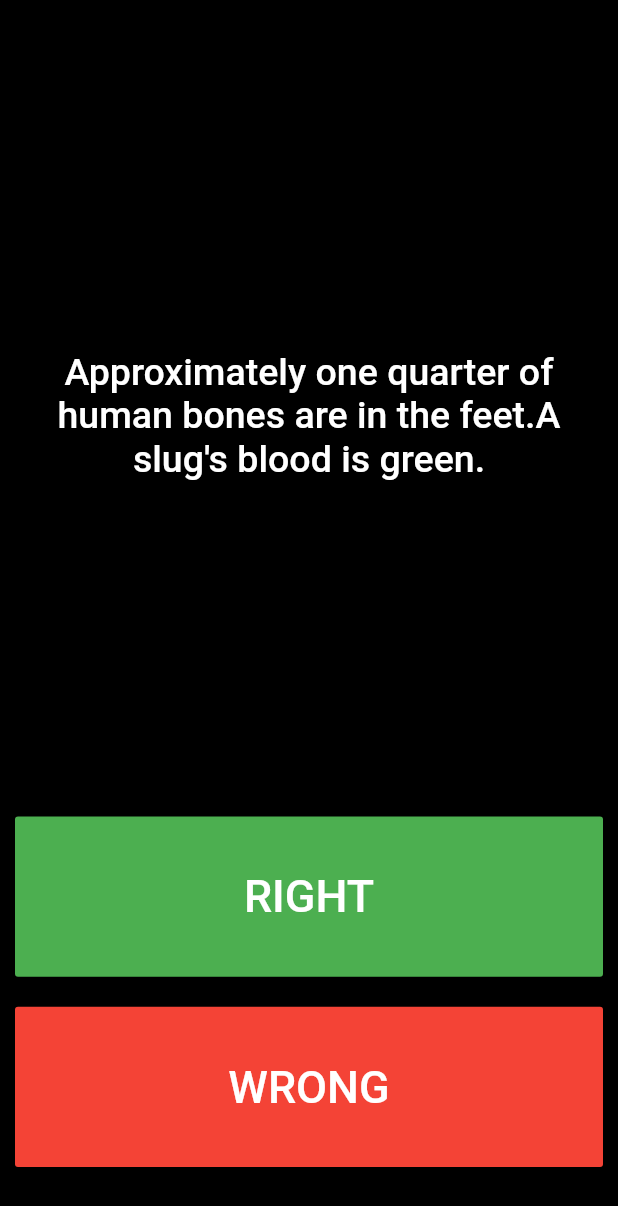
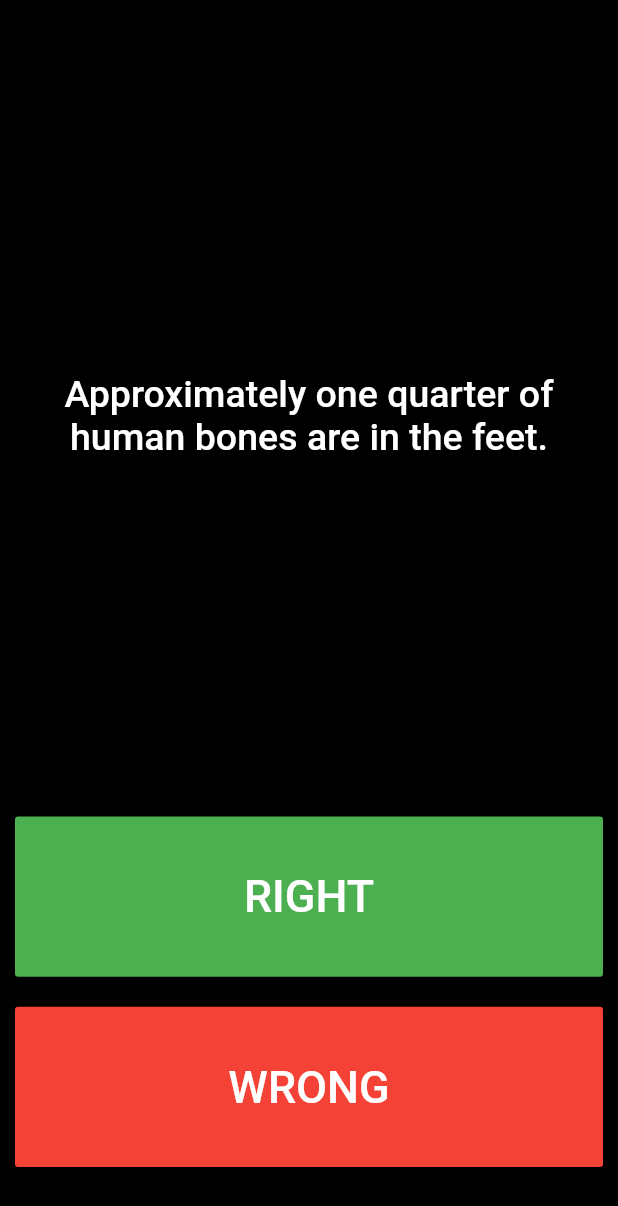
Before and after one commit to matatoMatata94/quizzly, a Flutter app: the screen it shows after launch, after a tap on "RIGHT", on a phone screen of 412 x 824 dp. Shown: the top 1206 px of the screen. Run offline on Flutter 3.47's test engine with Material 2 defaults, Android fonts, the phone set to English and light mode, and no system bars.

```diff
--- a/lib/main.dart
+++ b/lib/main.dart
@@ -1,5 +1,6 @@
 import 'package:flutter/cupertino.dart';
 import 'package:flutter/material.dart';
+import 'package:quizzly/questions.dart';
 
 void main() => runApp(Quizzly());
 
@@ -12,14 +13,21 @@ class Quizzly extends StatefulWidget {
 
 class _QuizzlyState extends State<Quizzly> {
   List<Icon> answers = [];
-  List<String> questions = [
-    'You can lead a cow down stairs but not up stairs.',
-    'Approximately one quarter of human bones are in the feet.'
-        'A slug\'s blood is green.'
+
+  List<Question> questions = [
+    Question(q: 'You can lead a cow down stairs but not up stairs.', a: false),
+    Question(
+        q: 'Approximately one quarter of human bones are in the feet.',
+        a: false),
+    Question(q: 'A slug\'s blood is green.', a: true),
   ];
   int questionNumber = 0;
 
-  void nextQuestion() => questionNumber++;
+  void nextQuestion() {
+    if (questionNumber < questions.length + 1) {
+      questionNumber++;
+    } else {}
+  }
 
   @override
   Widget build(BuildContext context) {
@@ -39,7 +47,7 @@ class _QuizzlyState extends State<Quizzly> {
                     child: MaterialButton(
                       onPressed: () {},
                       child: Text(
-                        questions[questionNumber],
+                        questions[questionNumber].questionText,
                         style: TextStyle(color: Colors.white, fontSize: 25),
                         textAlign: TextAlign.center,
                       ),
--- /dev/null
+++ b/lib/questions.dart
@@ -0,0 +1,9 @@
+class Question {
+  String questionText;
+  bool questionAnswer;
+
+  Question({String q, bool a}) {
+    questionText = q;
+    questionAnswer = a;
+  }
+}
```
